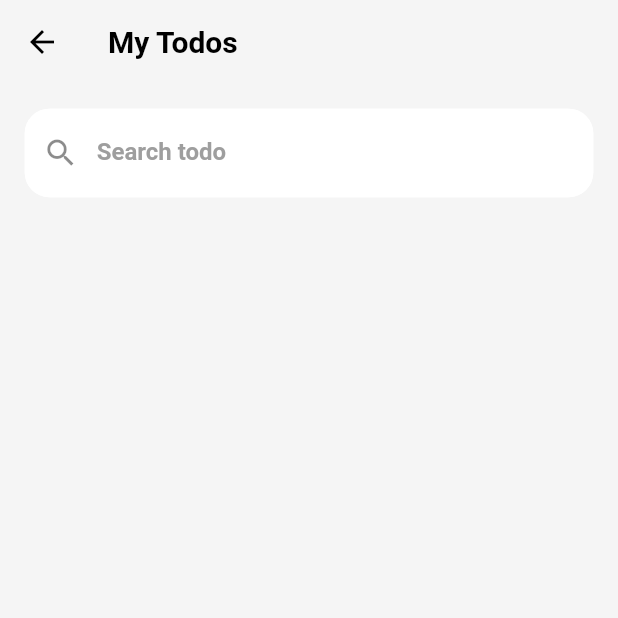
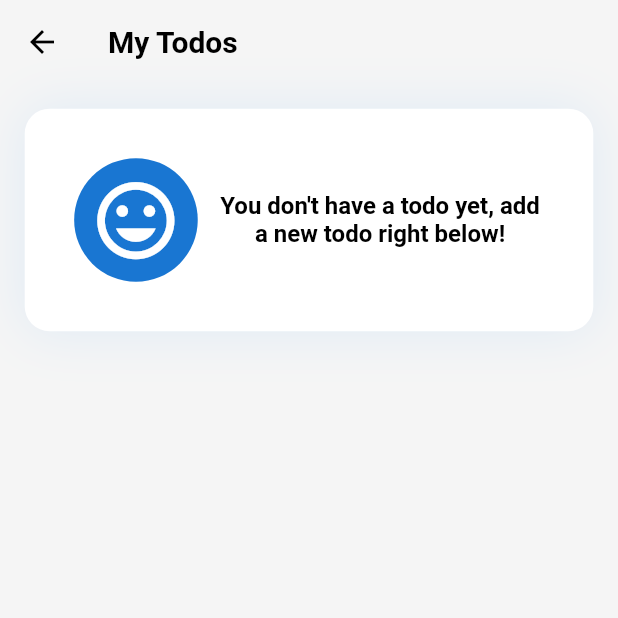
Before and after one commit to akaanuzman/todo_app, a Flutter app: the TodosView screen opened directly, on a phone screen of 412 x 824 dp, the top half of it. Run offline on Flutter 3.47's test engine with Material 2 defaults, Android fonts, the phone set to English and light mode, and no system bars; our stand-ins replace animate_do, cloud_firestore, firebase_auth, firebase_core, flutter_secure_storage, flutter_slidable and 1 more; missing offline and left inert: async_button; accounts and stored records are empty; generated files the repository leaves out were written again.

Commit message:
delete todo op was complated.

```diff
--- a/assets/langs/app_en.arb
+++ b/assets/langs/app_en.arb
@@ -44,5 +44,8 @@
     "editTodoSubtitle": "You can easily make the changes you want to make in your task below.",
     "editTodoAppBar": "Edit Todo",
     "editTodoButton": "Save the changes",
-    "updateTodoSuccess": "Your task has been successfully updated!"
+    "updateTodoSuccess": "Your todo has been successfully updated!",
+    "deleteTodoContent": "Your todo will be completely deleted.\nAre you sure you want to continue?",
+    "deleteTodoSuccess": "Your todo has been successfully deleted.",
+    "haveNotTodo": "You don't have a todo yet, add a new todo right below!"
 }
--- a/lib/products/views/home/add_or_edit_todo_view.dart
+++ b/lib/products/views/home/add_or_edit_todo_view.dart
@@ -134,6 +134,7 @@ class AddOrEditTodoView extends StatelessWidget with BaseSingleton {
     );
   }
 
+  // TODO: MAKE COMPONENT
   SizedBox _icon(BuildContext context) {
     return SizedBox(
       width: context.dynamicWidth(0.2),
--- a/lib/products/views/home/todos_view.dart
+++ b/lib/products/views/home/todos_view.dart
@@ -5,6 +5,7 @@ import 'package:flutter_slidable/flutter_slidable.dart';
 import 'package:provider/provider.dart';
 import 'package:todo_app/products/views/home/add_or_edit_todo_view.dart';
 import '../../../core/base/base_singleton.dart';
+import '../../../core/enums/alert_enum.dart';
 import '../../../core/extensions/ui_extensions.dart';
 import '../../../uikit/decoration/special_container_decoration.dart';
 import '../../../uikit/skeleton/skeleton_list.dart';
@@ -15,6 +16,16 @@ import '../../viewmodels/todo_view_model.dart';
 class TodosView extends StatelessWidget with BaseSingleton {
   final _todoController = TextEditingController();
   TodosView({super.key});
+
+  _goToEditTodoPage(BuildContext context, TodoModel todo) => Navigator.push(
+        context,
+        MaterialPageRoute(
+          builder: (context) => AddOrEditTodoView(
+            isEdit: true,
+            todoModel: todo,
+          ),
+        ),
+      );
 
   @override
   Widget build(BuildContext context) {
@@ -34,7 +45,38 @@ class TodosView extends StatelessWidget with BaseSingleton {
                 builder: (context, pv, _) {
                   bool shrinkWrap = true;
                   return FadeInLeft(
-                    child: ListView(
+                    child: pv.todoList.isEmpty
+                        ? Container(
+                            decoration:
+                                SpecialContainerDecoration(context: context),
+                            padding: context.padding4x,
+                            margin: context.padding2x,
+                            child: Row(
+                              children: [
+                                // TODO: MAKE COMPONENT
+                                SizedBox(
+                                  width: context.dynamicWidth(0.2),
+                                  height: context.dynamicWidth(0.2),
+                                  child: CircleAvatar(
+                                    child: Icon(
+                                      Icons.mood,
+                                      size: context.dynamicWidth(0.15),
+                                    ),
+                                  ),
+                                ),
+                                context.emptySizedWidthBox3x,
+                                Expanded(
+                                  child: Text(
+                                    AppLocalizations.of(context)!.haveNotTodo,
+                                    textAlign: context.taCenter,
+                                    style: context.textTheme.subtitle1!
+                                        .copyWith(fontWeight: context.fw700),
+                                  ),
+                                ),
+                              ],
+                            ),
+                          )
+                        : ListView(
                             padding: context.padding2x,
                             shrinkWrap: shrinkWrap,
                             children: [
@@ -71,7 +113,7 @@ class TodosView extends StatelessWidget with BaseSingleton {
     );
   }
 
-  ListView _todos(BuildContext context, TodoViewModel pv) {
+  Widget _todos(BuildContext context, TodoViewModel pv) {
     bool shrinkWrap = true;
     int todoLength = pv.todoList.length;
     if (_todoController.text.isNotEmpty) {
@@ -86,14 +128,14 @@ class TodosView extends StatelessWidget with BaseSingleton {
         if (_todoController.text.isNotEmpty) {
           todo = pv.searchList[index];
         }
-        return _todo(context, todo);
+        return _todo(context, todo, pv);
       },
       separatorBuilder: (_, __) => context.emptySizedHeightBox3x,
       itemCount: todoLength,
     );
   }
 
-  Widget _todo(BuildContext context, TodoModel todo) {
+  Widget _todo(BuildContext context, TodoModel todo, TodoViewModel pv) {
     String title = "${todo.title}";
     String subtitle = "${todo.subtitle}";
     return Slidable(
@@ -101,23 +143,25 @@ class TodosView extends StatelessWidget with BaseSingleton {
         motion: const StretchMotion(),
         children: [
           SlidableAction(
-            onPressed: (context) {
-              Navigator.push(
-                context,
-                MaterialPageRoute(
-                  builder: (context) => AddOrEditTodoView(
-                    isEdit: true,
-                    todoModel: todo,
-                  ),
-                ),
-              );
-            },
+            onPressed: (context) => _goToEditTodoPage(context, todo),
             backgroundColor: colors.blueAccent,
             foregroundColor: colors.white,
             icon: Icons.edit,
           ),
           SlidableAction(
-            onPressed: (context) {},
+            onPressed: (context) {
+              uiGlobals.showAlertDialog(
+                  context: context,
+                  alertEnum: AlertEnum.AREUSURE,
+                  contentTitle: AppLocalizations.of(context)!.areYouSure,
+                  contentSubtitle:
+                      AppLocalizations.of(context)!.deleteTodoContent,
+                  buttonLabel: AppLocalizations.of(context)!.noButton,
+                  secondButtonLabel: AppLocalizations.of(context)!.yesButton,
+                  secondActionOnTap: () async {
+                    await pv.deleteTodo(todoId: "${todo.id}");
+                  });
+            },
             backgroundColor: colors.redAccent,
             foregroundColor: colors.white,
             icon: Icons.delete,
```
Also changed, not shown: lib/products/viewmodels/todo_view_model.dart (+26 -1 lines). Lines whose indentation alone changed are shown as unchanged.
